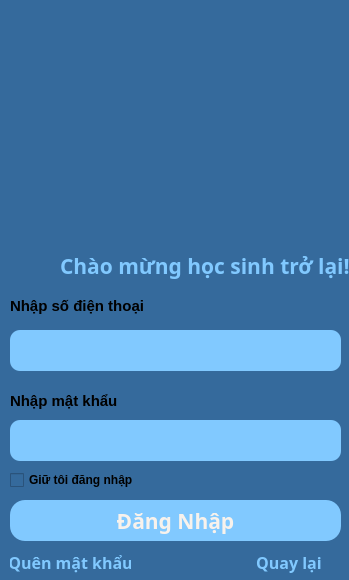
First picture: the form in TL-C4K-PTA02/Cuoi_Khoa_Python/gui/login-student.ui, repository DinhPhongNe/Python-course, before the edit.
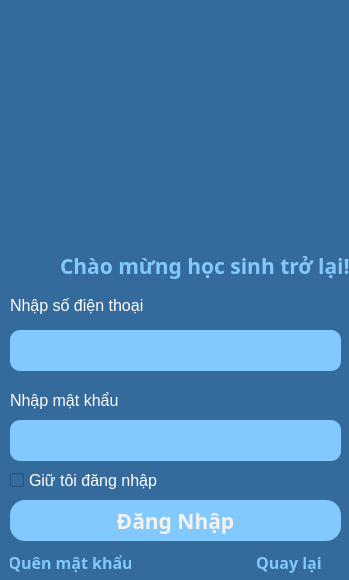
Second picture: the form after the edit. Icons and pictures are not drawn.

What changed in the file:
```diff
--- a/TL-C4K-PTA02/Cuoi_Khoa_Python/gui/login-student.ui
+++ b/TL-C4K-PTA02/Cuoi_Khoa_Python/gui/login-student.ui
@@ -14,7 +14,9 @@
    <string>MainWindow</string>
   </property>
   <property name="styleSheet">
-   <string notr="true">background-color: #356a9c;</string>
+   <string notr="true">background-color: #356a9c;
+font: 75 12pt &quot;MS Shell Dlg 2&quot;;
+color: white;</string>
   </property>
   <widget class="QWidget" name="centralwidget">
    <widget class="QCheckBox" name="checkBox">
@@ -22,15 +24,17 @@
      <rect>
       <x>10</x>
       <y>470</y>
-      <width>141</width>
+      <width>191</width>
       <height>20</height>
      </rect>
     </property>
     <property name="font">
      <font>
-      <pointsize>9</pointsize>
-      <weight>75</weight>
-      <bold>true</bold>
+      <family>MS Shell Dlg 2</family>
+      <pointsize>12</pointsize>
+      <weight>9</weight>
+      <italic>false</italic>
+      <bold>false</bold>
      </font>
     </property>
     <property name="text">
@@ -83,9 +87,11 @@
     </property>
     <property name="font">
      <font>
-      <pointsize>11</pointsize>
-      <weight>75</weight>
-      <bold>true</bold>
+      <family>MS Shell Dlg 2</family>
+      <pointsize>12</pointsize>
+      <weight>9</weight>
+      <italic>false</italic>
+      <bold>false</bold>
      </font>
     </property>
     <property name="styleSheet">
@@ -106,9 +112,11 @@
     </property>
     <property name="font">
      <font>
-      <pointsize>11</pointsize>
-      <weight>75</weight>
-      <bold>true</bold>
+      <family>MS Shell Dlg 2</family>
+      <pointsize>12</pointsize>
+      <weight>9</weight>
+      <italic>false</italic>
+      <bold>false</bold>
      </font>
     </property>
     <property name="styleSheet">
```
Left out of the diff: 12 changed lines with no effect on the pictures.
